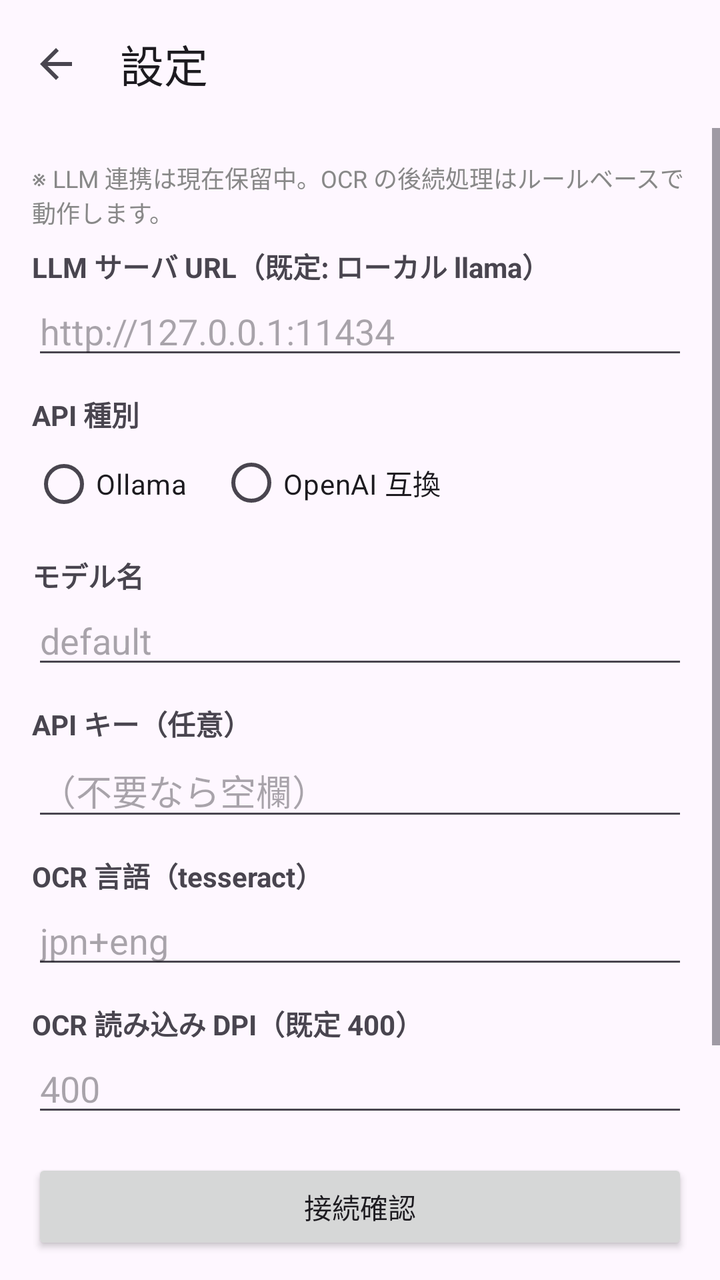
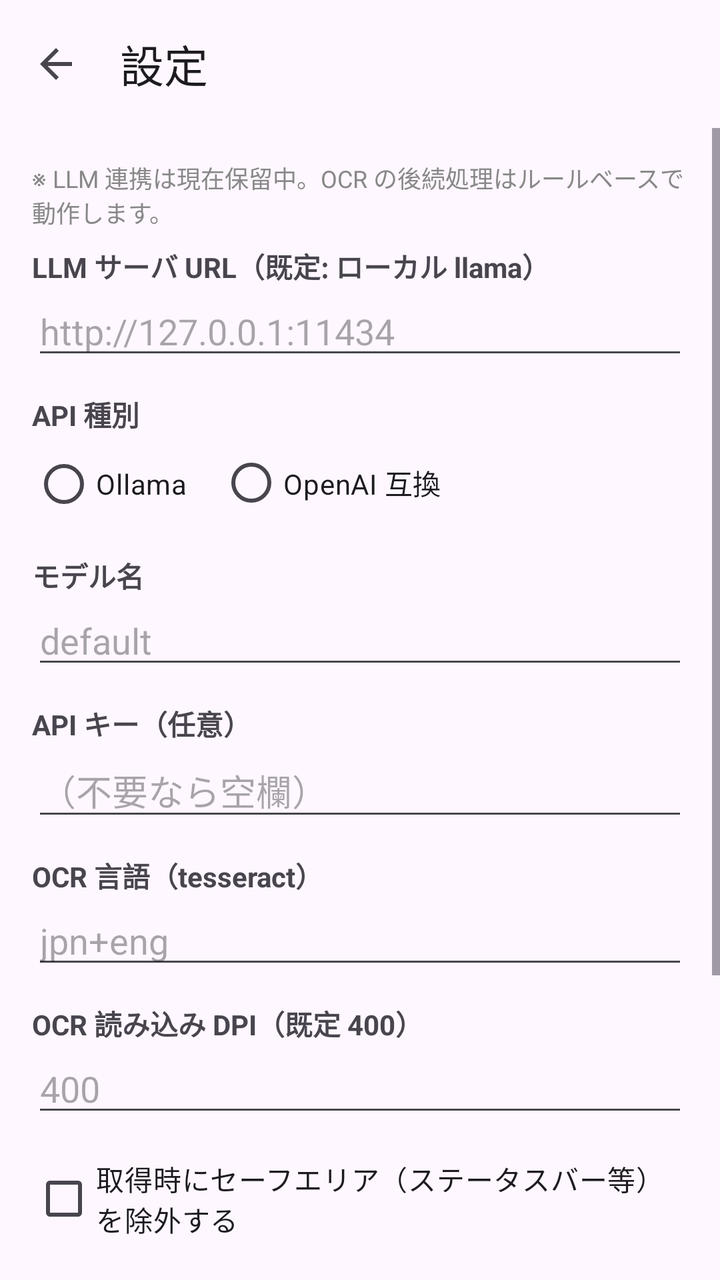

Before-and-after screenshots of an Android layout around one commit, followed by the original layout XML and the change that was made.
<!-- AndroidManifest.xml: application theme Theme.budget -->
<!-- res/layout/activity_settings.xml -->
<?xml version="1.0" encoding="utf-8"?>
<androidx.coordinatorlayout.widget.CoordinatorLayout
    xmlns:android="http://schemas.android.com/apk/res/android"
    xmlns:app="http://schemas.android.com/apk/res-auto"
    android:layout_width="match_parent"
    android:layout_height="match_parent">

    <com.google.android.material.appbar.AppBarLayout
        android:layout_width="match_parent"
        android:layout_height="wrap_content">

        <com.google.android.material.appbar.MaterialToolbar
            android:id="@+id/toolbar"
            android:layout_width="match_parent"
            android:layout_height="?attr/actionBarSize"
            app:navigationIcon="?attr/homeAsUpIndicator"
            app:title="設定" />
    </com.google.android.material.appbar.AppBarLayout>

    <ScrollView
        android:layout_width="match_parent"
        android:layout_height="match_parent"
        app:layout_behavior="@string/appbar_scrolling_view_behavior">

        <LinearLayout
            android:layout_width="match_parent"
            android:layout_height="wrap_content"
            android:orientation="vertical"
            android:padding="16dp">

            <TextView
                android:layout_width="match_parent"
                android:layout_height="wrap_content"
                android:layout_marginBottom="8dp"
                android:text="※ LLM 連携は現在保留中。OCR の後続処理はルールベースで動作します。"
                android:textColor="#888888"
                android:textSize="12sp" />

            <TextView
                android:layout_width="wrap_content"
                android:layout_height="wrap_content"
                android:text="LLM サーバ URL（既定: ローカル llama）"
                android:textStyle="bold" />

            <EditText
                android:id="@+id/set_base_url"
                android:layout_width="match_parent"
                android:layout_height="wrap_content"
                android:hint="http://127.0.0.1:11434"
                android:inputType="textUri"
                android:maxLines="1" />

            <TextView
                android:layout_width="wrap_content"
                android:layout_height="wrap_content"
                android:layout_marginTop="12dp"
                android:text="API 種別"
                android:textStyle="bold" />

            <RadioGroup
                android:id="@+id/set_api_type"
                android:layout_width="wrap_content"
                android:layout_height="wrap_content"
                android:orientation="horizontal">

                <RadioButton
                    android:id="@+id/type_ollama"
                    android:layout_width="wrap_content"
                    android:layout_height="wrap_content"
                    android:text="Ollama" />

                <RadioButton
                    android:id="@+id/type_openai"
                    android:layout_width="wrap_content"
                    android:layout_height="wrap_content"
                    android:layout_marginStart="16dp"
                    android:text="OpenAI 互換" />
            </RadioGroup>

            <TextView
                android:layout_width="wrap_content"
                android:layout_height="wrap_content"
                android:layout_marginTop="12dp"
                android:text="モデル名"
                android:textStyle="bold" />

            <EditText
                android:id="@+id/set_model"
                android:layout_width="match_parent"
                android:layout_height="wrap_content"
                android:hint="default"
                android:maxLines="1" />

            <TextView
                android:layout_width="wrap_content"
                android:layout_height="wrap_content"
                android:layout_marginTop="12dp"
                android:text="API キー（任意）"
                android:textStyle="bold" />

            <EditText
                android:id="@+id/set_api_key"
                android:layout_width="match_parent"
                android:layout_height="wrap_content"
                android:hint="（不要なら空欄）"
                android:inputType="textPassword"
                android:maxLines="1" />

            <TextView
                android:layout_width="wrap_content"
                android:layout_height="wrap_content"
                android:layout_marginTop="12dp"
                android:text="OCR 言語（tesseract）"
                android:textStyle="bold" />

            <EditText
                android:id="@+id/set_ocr_langs"
                android:layout_width="match_parent"
                android:layout_height="wrap_content"
                android:hint="jpn+eng"
                android:maxLines="1" />

            <TextView
                android:layout_width="wrap_content"
                android:layout_height="wrap_content"
                android:layout_marginTop="12dp"
                android:text="OCR 読み込み DPI（既定 400）"
                android:textStyle="bold" />

            <EditText
                android:id="@+id/set_ocr_dpi"
                android:layout_width="match_parent"
                android:layout_height="wrap_content"
                android:hint="400"
                android:inputType="number"
                android:maxLines="1" />

            <Button
                android:id="@+id/btn_ping"
                android:layout_width="match_parent"
                android:layout_height="wrap_content"
                android:layout_marginTop="16dp"
                android:text="接続確認" />

            <Button
                android:id="@+id/btn_models"
                style="?attr/materialButtonOutlinedStyle"
                android:layout_width="match_parent"
                android:layout_height="wrap_content"
                android:text="モデル一覧を取得して選択" />

            <Button
                android:id="@+id/btn_ocr_dl"
                style="?attr/materialButtonOutlinedStyle"
                android:layout_width="match_parent"
                android:layout_height="wrap_content"
                android:text="OCR モデルをダウンロード" />

            <Button
                android:id="@+id/btn_overlay_perm"
                style="?attr/materialButtonOutlinedStyle"
                android:layout_width="match_parent"
                android:layout_height="wrap_content"
                android:text="オーバーレイ権限を確認 / 許可" />

        </LinearLayout>
    </ScrollView>

</androidx.coordinatorlayout.widget.CoordinatorLayout>
<!-- resources referenced by this layout -->
<resources>
  <style name="Theme.budget" parent="Theme.Material3.DayNight.NoActionBar">
          <item name="android:statusBarColor">?attr/colorPrimary</item>
      </style>
</resources>

<!-- the commit's change to res/layout/activity_settings.xml (unified diff, before → after) -->
@@ -135,6 +135,13 @@
                 android:inputType="number"
                 android:maxLines="1" />
 
+            <CheckBox
+                android:id="@+id/set_exclude_safe_area"
+                android:layout_width="match_parent"
+                android:layout_height="wrap_content"
+                android:layout_marginTop="12dp"
+                android:text="取得時にセーフエリア（ステータスバー等）を除外する" />
+
             <Button
                 android:id="@+id/btn_ping"
                 android:layout_width="match_parent"
